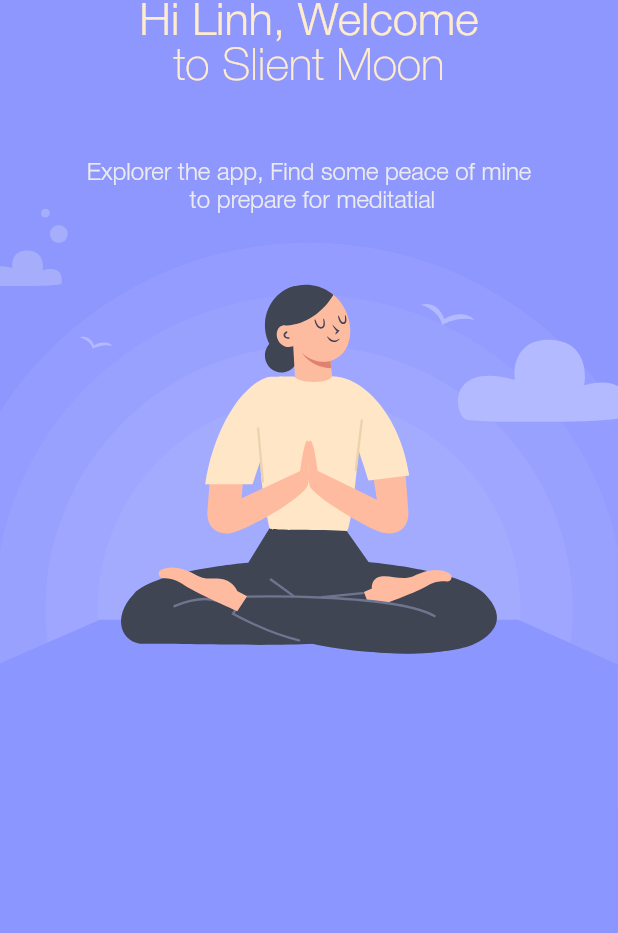
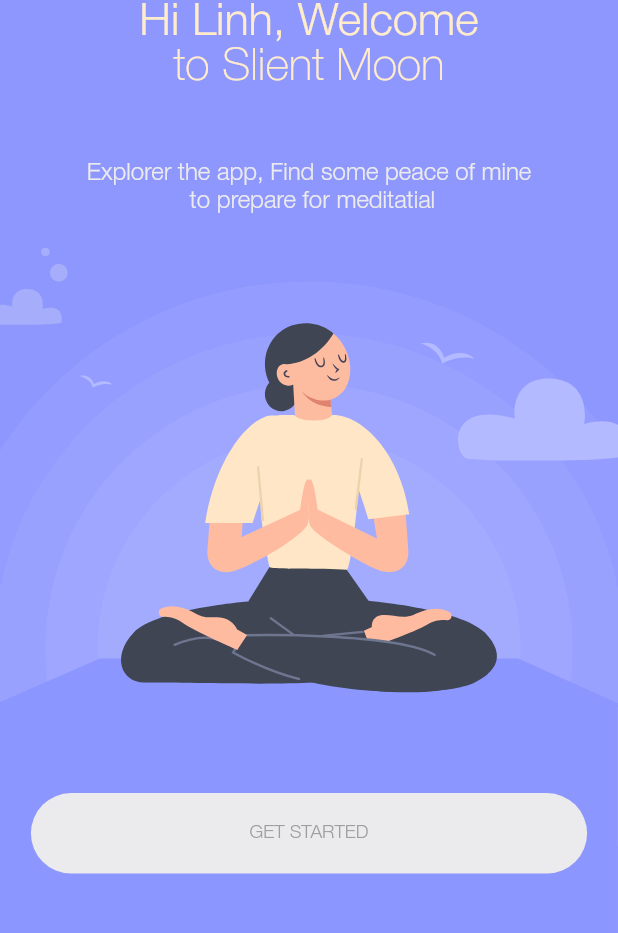
Before and after one commit to nguyentanlinh90/my_app, a Flutter app: the screen it shows after launch, on a phone screen of 412 x 824 dp, the part 247-1180 px from its top. Run offline on Flutter 3.47's test engine with Material 2 defaults, Android fonts, the phone set to English and light mode, and no system bars; our stand-ins replace bloc, device_preview, equatable, flutter_bloc, flutter_svg.

Commit message:
update ui sleep

```diff
--- a/lib/pj_sleep/pages/home_sleep_page.dart
+++ b/lib/pj_sleep/pages/home_sleep_page.dart
@@ -13,6 +13,7 @@ class _HomeSleepPageState extends State<HomeSleepPage> {
   @override
   Widget build(BuildContext context) {
     final orientation = MediaQuery.of(context).orientation;
+    final size = MediaQuery.of(context).size;
     return Scaffold(
       backgroundColor: kColorPrimary,
       body: SafeArea(
@@ -22,12 +23,35 @@ class _HomeSleepPageState extends State<HomeSleepPage> {
                   getStartedBackground(),
                   FractionallySizedBox(
                       heightFactor: 0.4, child: getStartedHeader()),
+                  Align(
+                      alignment: const Alignment(0.0, 0.8),
+                      child: GetStartedButton(
+                        fixedSize: MaterialStateProperty.all(
+                            Size(size.width * 0.9, size.height * 0.065)),
+                        textStyle: MaterialStateProperty.all(
+                            primaryFont.medium(size.height * 0.015)),
+                      ))
                 ],
               )
             : Row(
                 children: [
-                  Expanded(child: getStartedHeader()),
-                  Expanded(child: getStartedBackground()),
+                  Expanded(
+                      child: Align(
+                    alignment: Alignment.topCenter,
+                    child: FractionallySizedBox(
+                        heightFactor: 0.8, child: getStartedHeader()),
+                  )),
+                  Expanded(
+                      child: Stack(children: [
+                    getStartedBackground(),
+                    Align(
+                      alignment: const Alignment(0.0, 0.8),
+                      child: GetStartedButton(
+                        fixedSize: MaterialStateProperty.all(
+                            Size(size.width * 0.4, size.height * 0.065)),
+                      ),
+                    )
+                  ])),
                 ],
               ),
       ),
@@ -35,13 +59,16 @@ class _HomeSleepPageState extends State<HomeSleepPage> {
   }
 
   Align getStartedBackground() {
+    final orientation = MediaQuery.of(context).orientation;
     return Align(
         alignment: Alignment.bottomCenter,
         child: FractionallySizedBox(
-            heightFactor: 0.6,
+            heightFactor: orientation == Orientation.portrait ? 0.6 : 0.9,
             widthFactor: 1,
             child: FittedBox(
                 fit: BoxFit.cover,
+                alignment: Alignment.topCenter,
+                clipBehavior: Clip.antiAlias,
                 child: SvgPicture.asset('assets/images/bg_get_started.svg'))));
   }
 
@@ -102,3 +129,27 @@ class _HomeSleepPageState extends State<HomeSleepPage> {
     );
   }
 }
+
+class GetStartedButton extends StatelessWidget {
+  const GetStartedButton({Key? key, this.fixedSize, this.textStyle})
+      : super(key: key);
+
+  final MaterialStateProperty<Size>? fixedSize;
+  final MaterialStateProperty<TextStyle>? textStyle;
+
+  @override
+  Widget build(BuildContext context) {
+    return ElevatedButton(
+      onPressed: () {},
+      child: const Text('GET STARTED'),
+      style: ButtonStyle(
+          backgroundColor: MaterialStateProperty.all(kColorLightGrey),
+          shape: MaterialStateProperty.all(
+              RoundedRectangleBorder(borderRadius: BorderRadius.circular(38))),
+          elevation: MaterialStateProperty.all(0),
+          fixedSize: fixedSize,
+          foregroundColor: MaterialStateProperty.all(Colors.grey),
+          textStyle: textStyle),
+    );
+  }
+}
```
